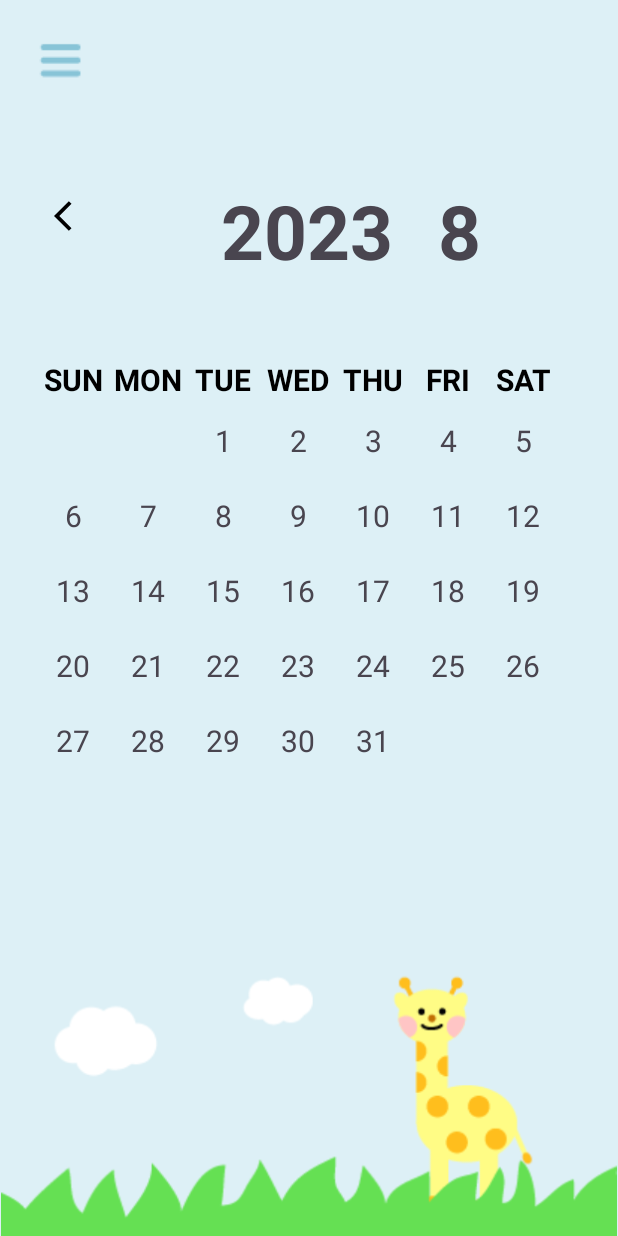
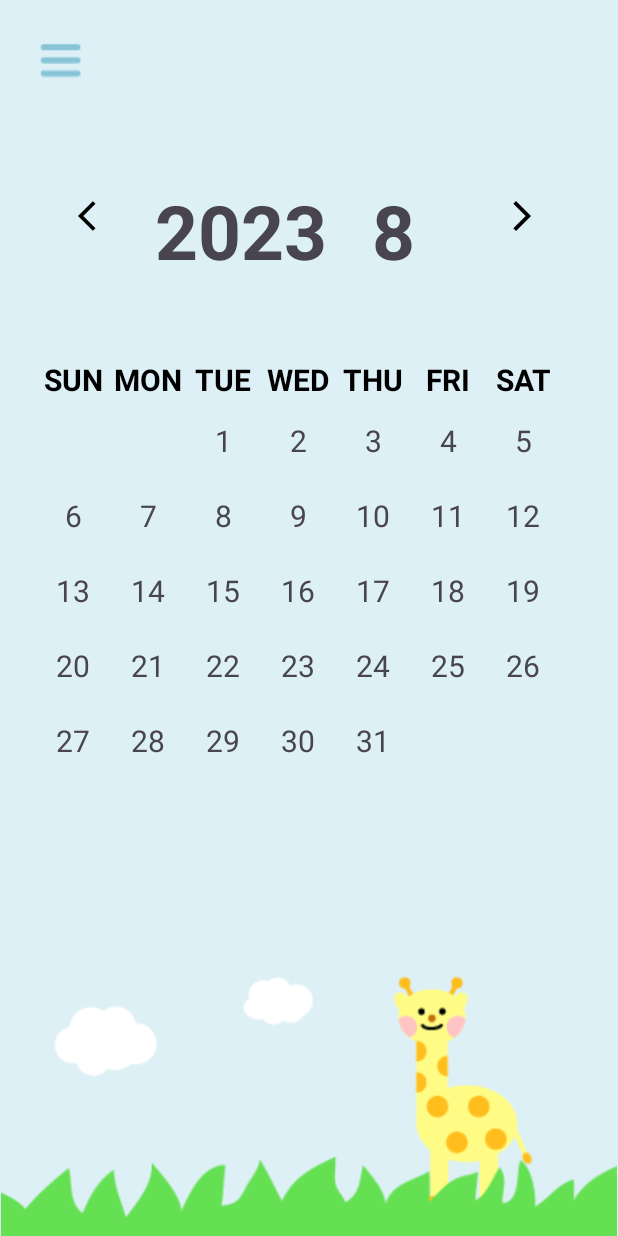
Before and after one commit to eunj0o/Grime, an Android app: the screen it shows after launch (MainActivity), on a phone screen of 412 x 824 dp. Run offline under Robolectric (Android 15) with nearby library versions, the phone set to English and light mode, and no system bars.

Commit message:
fix: fix layout design

```diff
--- a/app/src/main/res/layout/activity_main.xml
+++ b/app/src/main/res/layout/activity_main.xml
@@ -28,12 +28,15 @@
                 android:src="@drawable/baseline_arrow_back_ios_24"
                 tools:ignore="SpeakableTextPresentCheck"
                 android:background="#00000000"
-                android:layout_gravity="left">
+                android:layout_gravity="left"
+                android:layout_weight="1">
 
             </ImageButton>
-            <Space
-                android:layout_width="75dp"
-                android:layout_height="wrap_content"></Space>
+
+            <LinearLayout
+                android:layout_width="wrap_content"
+                android:layout_height="wrap_content"
+                android:layout_weight="1">
             <TextView
             android:layout_width="wrap_content"
             android:layout_height="wrap_content"
@@ -53,12 +56,9 @@
             android:textSize="50dp"
             android:textStyle="bold"
             android:text="">
+            </TextView>
+            </LinearLayout>
 
-
-            </TextView>
-            <Space
-                android:layout_width="60dp"
-                android:layout_height="wrap_content"/>
             <ImageButton
                 android:layout_width="48dp"
                 android:layout_height="48dp"
@@ -66,7 +66,8 @@
                 android:src="@drawable/baseline_arrow_forward_ios_24"
                 tools:ignore="SpeakableTextPresentCheck"
                 android:background="#00000000"
-                android:layout_gravity="right">
+                android:layout_gravity="right"
+                android:layout_weight="1">
 
             </ImageButton>
         </LinearLayout>
```
